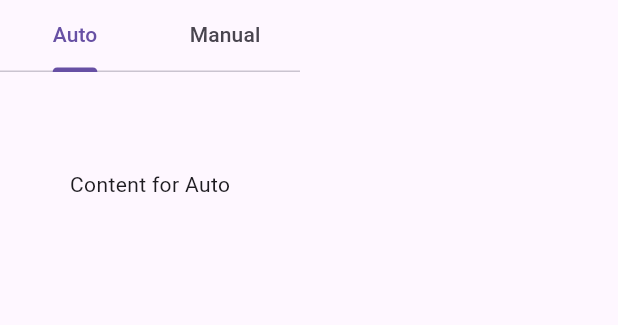
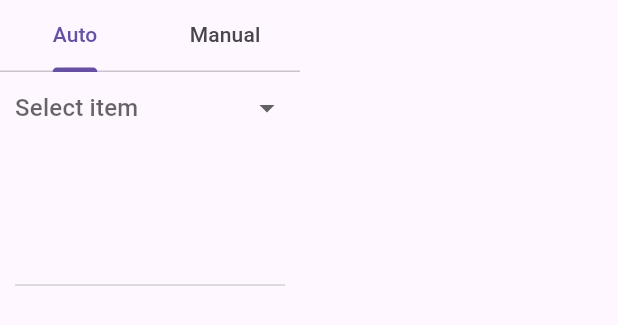
Before and after one commit to tanjuha/flutterLoRaWAN, a Flutter app: the ListInstruments widget shown alone on an empty page, opened directly, on a phone screen of 412 x 824 dp. Shown: the top 325 px of the screen. Run offline on Flutter 3.47's test engine with Material 3 defaults, Android fonts, the phone set to English and light mode, and no system bars.

Commit message:
create dropdown auto list instruments

```diff
--- /dev/null
+++ b/assets/list.json
@@ -0,0 +1,5 @@
+[
+  {"id": 0, "name": "D01411E0000012BD"},
+  {"id": 1, "name": "D01411E0000012BF"},
+  {"id": 2, "name": "D01411E0000012D4"}
+]
--- /dev/null
+++ b/lib/pages/autoListInstruments.dart
@@ -0,0 +1,69 @@
+import 'package:flutter/material.dart';
+import 'package:flutter/services.dart';
+import 'dart:convert';
+
+class Item {
+  final int id;
+  final String name;
+
+  Item({required this.id, required this.name});
+
+  factory Item.fromJson(Map<String, dynamic> json) {
+    return Item(
+      id: json['id'],
+      name: json['name'],
+    );
+  }
+}
+
+class AutoListInstruments extends StatefulWidget {
+  const AutoListInstruments({super.key});
+
+  @override
+  State<AutoListInstruments> createState() => _AutoListInstrumentsState();
+}
+
+class _AutoListInstrumentsState extends State<AutoListInstruments> {
+
+  Future<List<Item>> loadJsonData() async {
+    String jsonString = await rootBundle.loadString('assets/list.json');
+    List<dynamic> jsonList = json.decode(jsonString);
+
+    return jsonList.map((item) => Item.fromJson(item)).toList();
+  }
+
+  List<Item> items = [];
+  Item? selectedValue;
+
+  @override
+  void initState() {
+    super.initState();
+    loadJsonData().then((loadedItems) {
+      setState(() {
+        items = loadedItems;
+      });
+    });
+  }
+
+  @override
+  Widget build(BuildContext context) {
+    return DropdownButton<Item>(
+      value: selectedValue,
+      isExpanded: true,
+        menuMaxHeight: 120.0,
+        hint: const Text('Select item'),
+        onChanged: ( newValue) {
+          setState(() {
+            selectedValue = newValue;
+          });
+        },
+        items: items.map<DropdownMenuItem<Item>>((item) {
+          return DropdownMenuItem(
+            value: item,
+            child: Text(item.name),
+          );
+        }).toList(),
+
+    );
+  }
+}
--- a/lib/pages/listInstruments.dart
+++ b/lib/pages/listInstruments.dart
@@ -1,4 +1,5 @@
 import 'package:flutter/material.dart';
+import 'package:flutter_lo_ra_wan/pages/autoListInstruments.dart';
 
 class ListInstruments extends StatefulWidget {
   const ListInstruments({super.key});
@@ -36,11 +37,11 @@ class _ListInstrumentsState extends State<ListInstruments>
           // SizedBox(height: 16.0),
           Container(
             height: 150.0,
-            width: 150.0,
+            width: 180.0,
             child: TabBarView(
               controller: _tabController,
               children: const [
-                Center(child: Text('Content for Auto')),
+                AutoListInstruments(),
                 Center(child: Text('Content for Manual')),
               ],
             ),
--- a/pubspec.yaml
+++ b/pubspec.yaml
@@ -59,7 +59,8 @@ flutter:
   uses-material-design: true
 
   # To add assets to your application, add an assets section, like this:
-  # assets:
+  assets:
+      - assets/list.json
   #   - images/a_dot_burr.jpeg
   #   - images/a_dot_ham.jpeg
 
```
